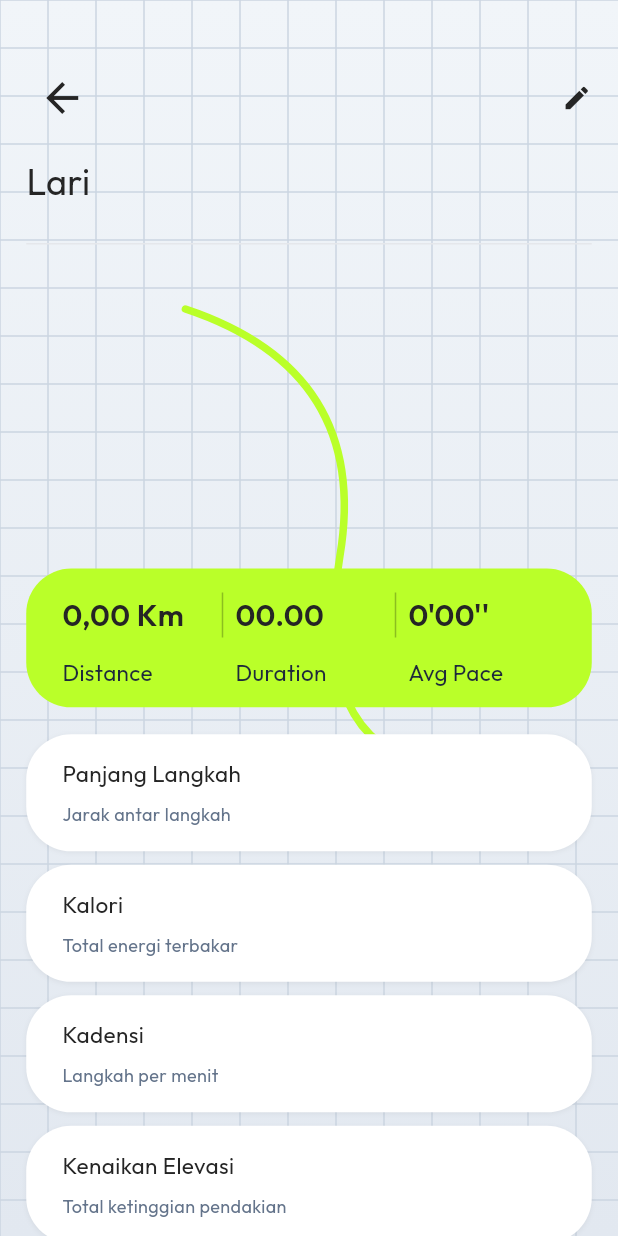
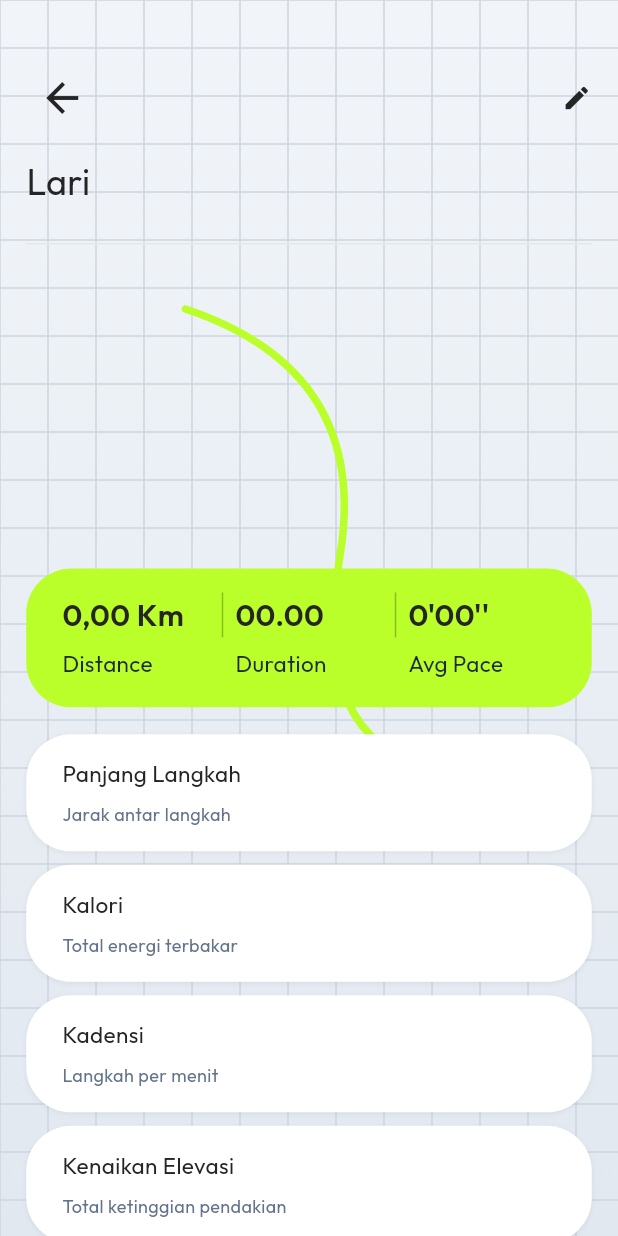
Before and after one commit to Lemondeft/pacer, a Flutter app: the RunFinishScreen screen opened directly, on a phone screen of 412 x 824 dp. Run offline on Flutter 3.47's test engine with Material 3 defaults, Android fonts, the phone set to English and light mode, and no system bars; our stand-ins replace flutter_dotenv, flutter_map, geolocator, google_fonts, latlong2, supabase_flutter; accounts and stored records are empty.

Commit message:
device log: drop OSM subdomains (policy), overflow-proof summary columns

```diff
--- a/lib/src/tracking/route_map.dart
+++ b/lib/src/tracking/route_map.dart
@@ -88,9 +88,9 @@ class _RouteMapState extends State<RouteMap> {
               ),
               children: [
                 TileLayer(
-                  urlTemplate:
-                      'https://{s}.tile.openstreetmap.org/{z}/{x}/{y}.png',
-                  subdomains: const ['a', 'b', 'c'],
+                  // No subdomains: OSM policy asks plain-tile usage
+                  // (operations#737); keyless and reliable.
+                  urlTemplate: 'https://tile.openstreetmap.org/{z}/{x}/{y}.png',
                   userAgentPackageName: 'com.example.pacer',
                 ),
                 if (pts.length > 1)
--- a/lib/src/ui/widgets.dart
+++ b/lib/src/ui/widgets.dart
@@ -948,20 +948,19 @@ class SummaryLimeCard extends StatelessWidget {
     this.pace = "0'00''",
   });
 
+  /// Overflow-proof: the outer scaleDown guarantees the column fits its
+  /// tight Expanded cell at any font scale (device log: +8px RenderFlex).
   Widget _col(String value, String label) {
-    return Column(
-      crossAxisAlignment: CrossAxisAlignment.start,
-      children: [
-        FittedBox(
-          fit: BoxFit.scaleDown,
-          alignment: Alignment.centerLeft,
-          child: Text(value, style: PacerText.statValue),
-        ),
-        const SizedBox(height: 14),
-        FittedBox(
-          fit: BoxFit.scaleDown,
-          alignment: Alignment.centerLeft,
-          child: Text(
+    return FittedBox(
+      fit: BoxFit.scaleDown,
+      alignment: Alignment.centerLeft,
+      child: Column(
+        crossAxisAlignment: CrossAxisAlignment.start,
+        mainAxisSize: MainAxisSize.min,
+        children: [
+          Text(value, style: PacerText.statValue),
+          const SizedBox(height: 8),
+          Text(
             label,
             style: const TextStyle(
               fontWeight: FontWeight.w400,
@@ -969,8 +968,8 @@ class SummaryLimeCard extends StatelessWidget {
               color: PacerColors.slate800,
             ),
           ),
-        ),
-      ],
+        ],
+      ),
     );
   }
 
```
